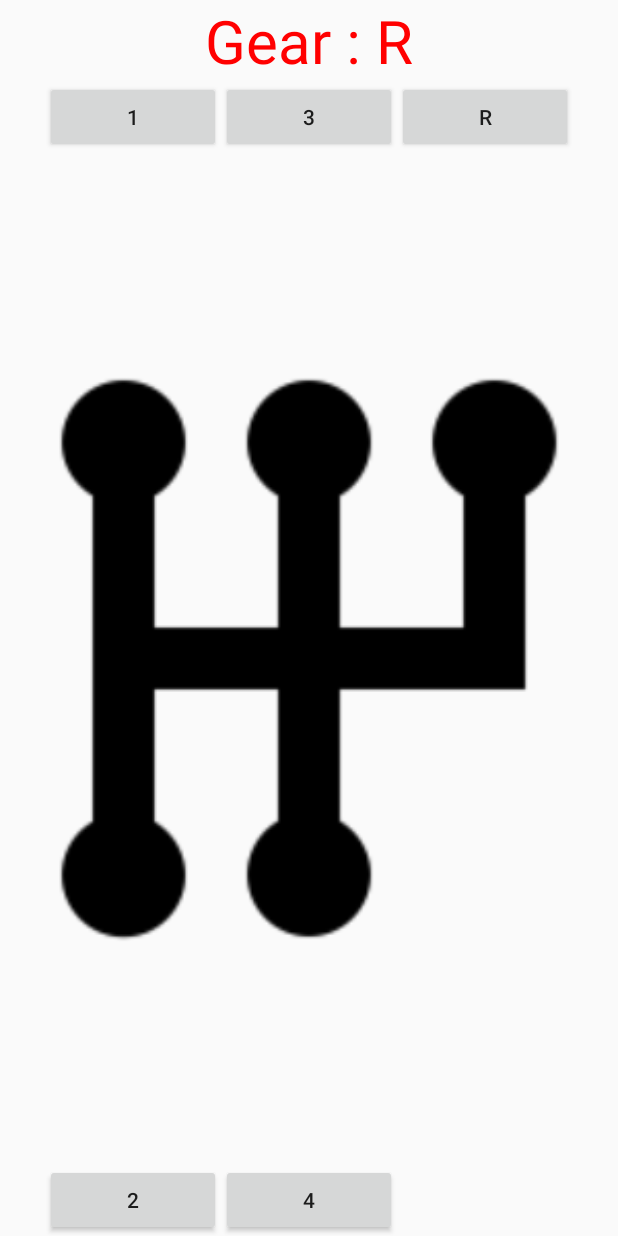
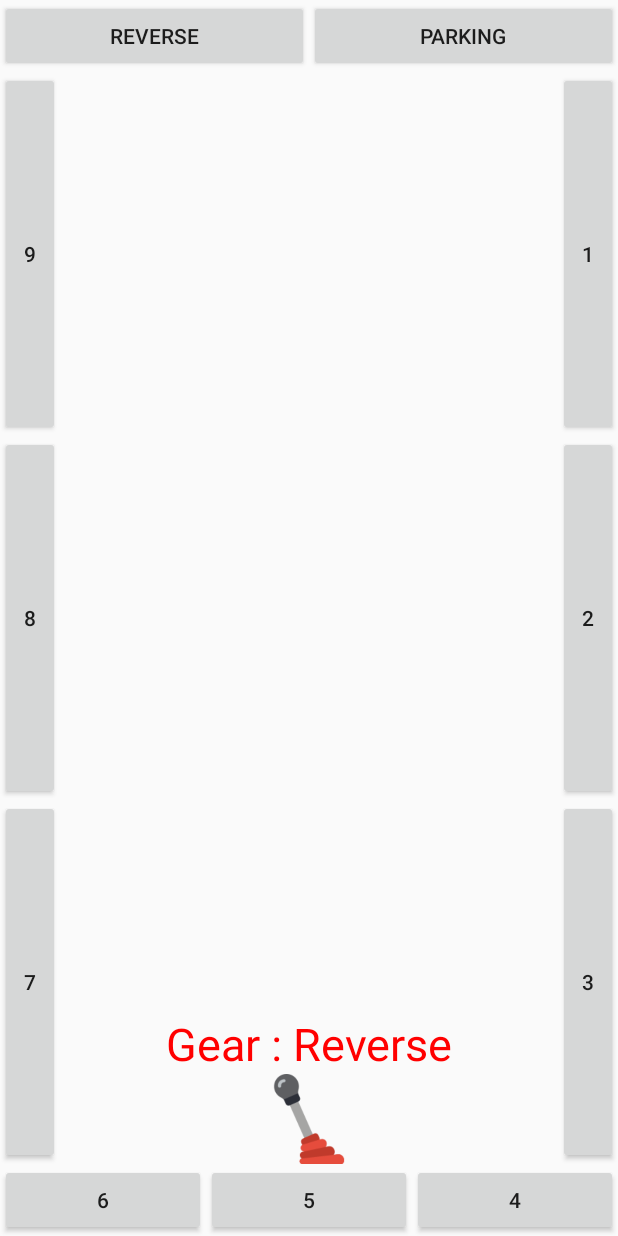
Before and after one commit to highlightapps/GridSpeedoMeter, an Android app: the layout gear_control_widget_layout.xml on its own in the app's theme, with its tools: preview values and no code run, on a phone screen of 412 x 824 dp. Run offline under Robolectric (Android 15) with nearby library versions, the phone set to English and light mode, and no system bars.

Commit message:
Added gear 1 to 9

```diff
--- a/app/src/main/java/com/example/viewpagerpoc/FragPageAdapter.java
+++ b/app/src/main/java/com/example/viewpagerpoc/FragPageAdapter.java
@@ -94,7 +94,15 @@ public class FragPageAdapter extends PagerAdapter {
                 btnReverse.setOnClickListener(new View.OnClickListener() {
                     @Override
                     public void onClick(View view) {
-                        textView.setText("Gear: R" );
+                        textView.setText("Gear: Reverse" );
+                    }
+                });
+
+                Button btnParking = (Button) layout.findViewById(R.id.btnParking);
+                btnParking.setOnClickListener(new View.OnClickListener() {
+                    @Override
+                    public void onClick(View view) {
+                        textView.setText("Gear: Parking" );
                     }
                 });
 
@@ -102,7 +110,7 @@ public class FragPageAdapter extends PagerAdapter {
                 btnOne.setOnClickListener(new View.OnClickListener() {
                     @Override
                     public void onClick(View view) {
-                        textView.setText("Gear: 1" );
+                        textView.setText("Gear: One" );
                     }
                 });
 
@@ -110,7 +118,7 @@ public class FragPageAdapter extends PagerAdapter {
                 btnTwo.setOnClickListener(new View.OnClickListener() {
                     @Override
                     public void onClick(View view) {
-                        textView.setText("Gear: 2" );
+                        textView.setText("Gear: Two" );
                     }
                 });
 
@@ -118,7 +126,7 @@ public class FragPageAdapter extends PagerAdapter {
                 btnThree.setOnClickListener(new View.OnClickListener() {
                     @Override
                     public void onClick(View view) {
-                        textView.setText("Gear: 3" );
+                        textView.setText("Gear: Three" );
                     }
                 });
 
@@ -126,10 +134,49 @@ public class FragPageAdapter extends PagerAdapter {
                 btnFour.setOnClickListener(new View.OnClickListener() {
                     @Override
                     public void onClick(View view) {
-                        textView.setText("Gear: 4" );
+                        textView.setText("Gear: Four" );
                     }
                 });
 
+                Button btnFive = (Button) layout.findViewById(R.id.btnFive);
+                btnFive.setOnClickListener(new View.OnClickListener() {
+                    @Override
+                    public void onClick(View view) {
+                        textView.setText("Gear: Five" );
+                    }
+                });
+
+                Button btnSix = (Button) layout.findViewById(R.id.btnSix);
+                btnSix.setOnClickListener(new View.OnClickListener() {
+                    @Override
+                    public void onClick(View view) {
+                        textView.setText("Gear: Six" );
+                    }
+                });
+
+                Button btnSeven = (Button) layout.findViewById(R.id.btnSeven);
+                btnSeven.setOnClickListener(new View.OnClickListener() {
+                    @Override
+                    public void onClick(View view) {
+                        textView.setText("Gear: Seven" );
+                    }
+                });
+
+                Button btnEight = (Button) layout.findViewById(R.id.btnEight);
+                btnEight.setOnClickListener(new View.OnClickListener() {
+                    @Override
+                    public void onClick(View view) {
+                        textView.setText("Gear: Eight" );
+                    }
+                });
+
+                Button btnNine = (Button) layout.findViewById(R.id.btnNine);
+                btnNine.setOnClickListener(new View.OnClickListener() {
+                    @Override
+                    public void onClick(View view) {
+                        textView.setText("Gear: Nine" );
+                    }
+                });
 
                 return layout;
             }
--- a/app/src/main/res/layout/gear_control_widget_layout.xml
+++ b/app/src/main/res/layout/gear_control_widget_layout.xml
@@ -3,24 +3,57 @@
     android:layout_width="match_parent"
     android:layout_height="match_parent">
 
-
     <TextView
         android:id="@+id/pageTextView"
         android:layout_width="wrap_content"
         android:layout_height="wrap_content"
+        android:layout_above="@+id/gearIcon"
+        android:gravity="center_horizontal"
+        android:text="Gear : Reverse"
+        android:layout_toLeftOf="@+id/gearBtnsRight"
+        android:layout_toRightOf="@+id/gearBtnsLeft"
+        android:textColor="#FF0000"
+        android:textSize="30sp" />
+
+    <ImageView
+        android:id="@+id/gearIcon"
+        android:layout_width="60dp"
+        android:layout_height="60dp"
+        android:layout_above="@+id/gearBtnsBottom"
         android:layout_centerHorizontal="true"
-        android:text="Gear : R"
-        android:textColor="#FF0000"
-        android:textSize="40sp" />
+        android:src="@drawable/gear_icon" />
+
 
     <LinearLayout
         android:id="@+id/gearBtnsTop"
         android:layout_width="match_parent"
         android:layout_height="wrap_content"
-        android:layout_below="@+id/pageTextView"
-        android:layout_marginLeft="30dp"
-        android:layout_marginRight="30dp"
         android:orientation="horizontal">
+
+        <Button
+            android:id="@+id/btnReverse"
+            android:layout_width="40dp"
+            android:layout_height="wrap_content"
+            android:layout_weight="1"
+            android:text="Reverse" />
+
+        <Button
+            android:id="@+id/btnParking"
+            android:layout_width="40dp"
+            android:layout_height="wrap_content"
+            android:layout_weight="1"
+            android:text="Parking" />
+
+    </LinearLayout>
+
+    <LinearLayout
+        android:id="@+id/gearBtnsRight"
+        android:layout_width="wrap_content"
+        android:layout_height="match_parent"
+        android:layout_alignParentEnd="true"
+        android:orientation="vertical"
+        android:layout_below="@+id/gearBtnsTop"
+        android:layout_above="@+id/gearBtnsBottom">
 
         <Button
             android:id="@+id/btnOne"
@@ -30,46 +63,43 @@
             android:text="1" />
 
         <Button
+            android:id="@+id/btnTwo"
+            android:layout_width="40dp"
+            android:layout_height="wrap_content"
+            android:layout_weight="1"
+            android:text="2" />
+
+        <Button
             android:id="@+id/btnThree"
             android:layout_width="40dp"
             android:layout_height="wrap_content"
             android:layout_weight="1"
             android:text="3" />
 
-        <Button
-            android:id="@+id/btnReverse"
-            android:layout_width="40dp"
-            android:layout_height="wrap_content"
-            android:layout_weight="1"
-            android:text="R" />
+
 
     </LinearLayout>
-
-    <ImageView
-        android:layout_width="match_parent"
-        android:layout_height="match_parent"
-        android:layout_above="@+id/gearBtnsBottom"
-        android:layout_below="@+id/gearBtnsTop"
-        android:layout_centerInParent="true"
-        android:src="@drawable/gear_controls" />
 
     <LinearLayout
         android:id="@+id/gearBtnsBottom"
         android:layout_width="match_parent"
         android:layout_height="wrap_content"
         android:layout_alignParentBottom="true"
-        android:layout_marginLeft="30dp"
-        android:layout_marginRight="30dp"
-        android:orientation="horizontal"
-        android:weightSum="3">
-
+        android:orientation="horizontal">
 
         <Button
-            android:id="@+id/btnTwo"
+            android:id="@+id/btnSix"
             android:layout_width="40dp"
             android:layout_height="wrap_content"
             android:layout_weight="1"
-            android:text="2" />
+            android:text="6" />
+
+        <Button
+            android:id="@+id/btnFive"
+            android:layout_width="40dp"
+            android:layout_height="wrap_content"
+            android:layout_weight="1"
+            android:text="5" />
 
         <Button
             android:id="@+id/btnFour"
@@ -78,13 +108,37 @@
             android:layout_weight="1"
             android:text="4" />
 
+    </LinearLayout>
+
+    <LinearLayout
+        android:id="@+id/gearBtnsLeft"
+        android:layout_width="wrap_content"
+        android:layout_height="match_parent"
+        android:layout_alignParentStart="true"
+        android:orientation="vertical"
+        android:layout_below="@+id/gearBtnsTop"
+        android:layout_above="@+id/gearBtnsBottom">
+
         <Button
-            android:id="@+id/btnExtra"
+            android:id="@+id/btnNine"
             android:layout_width="40dp"
             android:layout_height="wrap_content"
             android:layout_weight="1"
-            android:background="@null"
-            android:text="" />
+            android:text="9" />
+
+        <Button
+            android:id="@+id/btnEight"
+            android:layout_width="40dp"
+            android:layout_height="wrap_content"
+            android:layout_weight="1"
+            android:text="8" />
+
+        <Button
+            android:id="@+id/btnSeven"
+            android:layout_width="40dp"
+            android:layout_height="wrap_content"
+            android:layout_weight="1"
+            android:text="7" />
 
     </LinearLayout>
 
```
Also changed, not shown: app/src/main/res/drawable/gear_icon.png (added).
